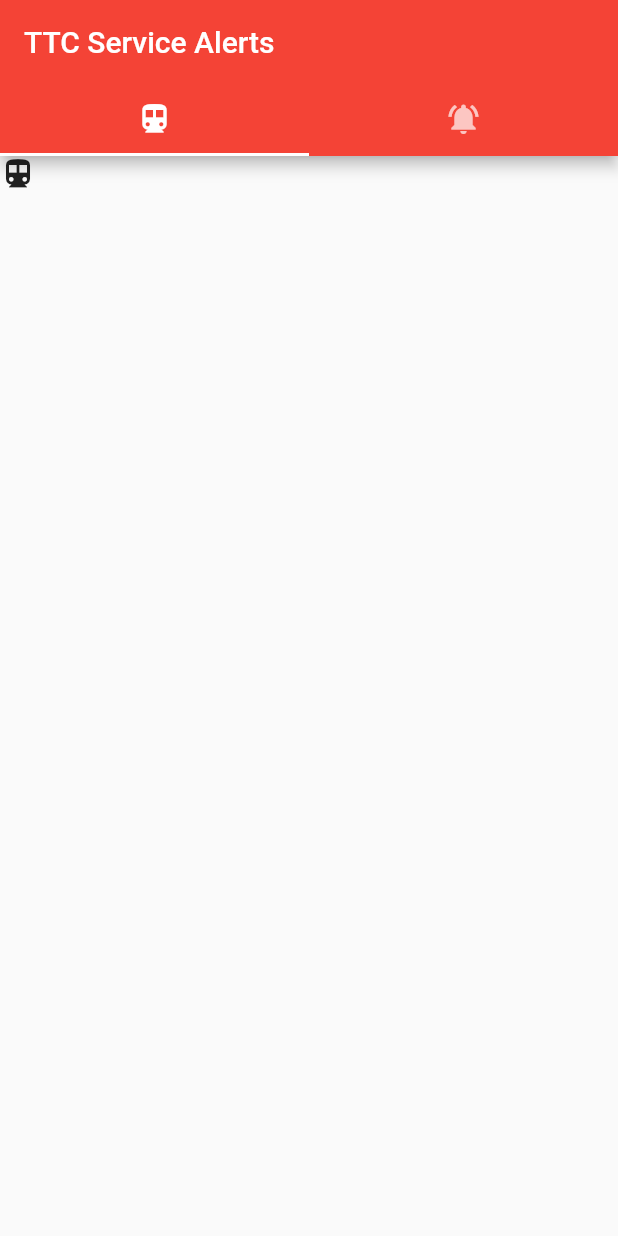
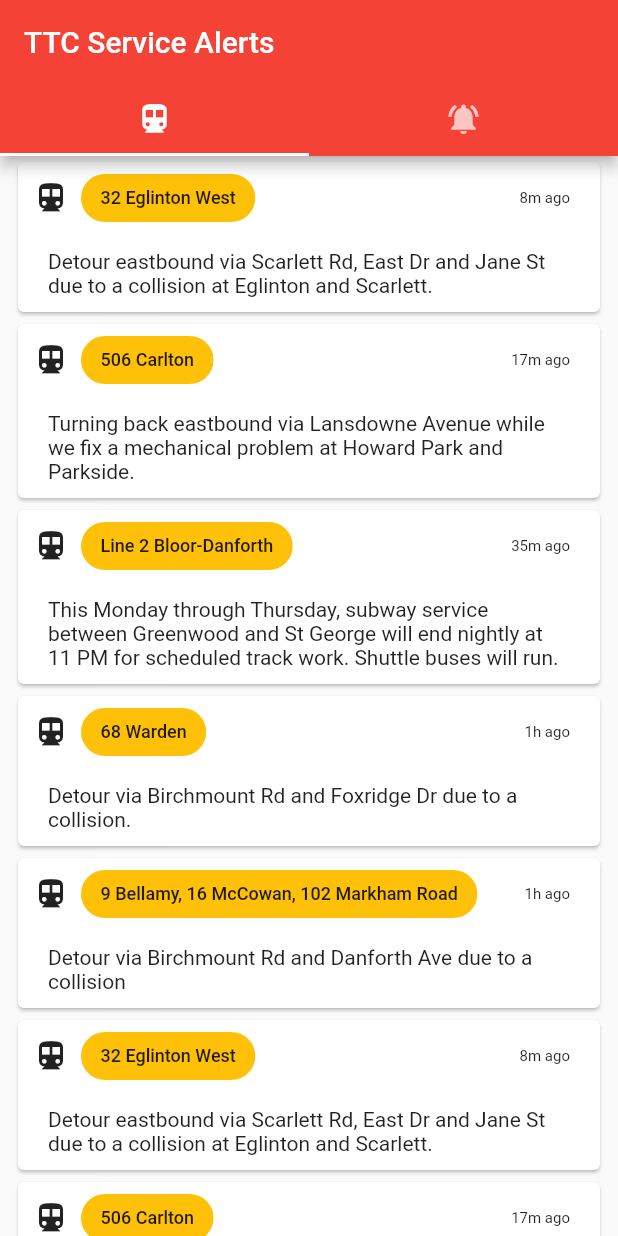
Before and after one commit to stefanuros/TTCServiceAlerts, a Flutter app: the screen it shows after launch, on a phone screen of 412 x 824 dp. Run offline on Flutter 3.47's test engine with Material 2 defaults, Android fonts, the phone set to English and light mode, and no system bars.

Commit message:
SU: Created list view for feed and implemeneted twitter authentication class

```diff
--- /dev/null
+++ b/ttc_service_alerts/lib/classes/Tweet.dart
@@ -0,0 +1,25 @@
+// Class that holds a tweet and all info for it
+
+class Tweet {
+  // The line that is closed
+  String line;
+  // The text of the tweet
+  String text;
+  // The time of the tweet
+  var time;
+  // The id of the tweet
+  String tweetId;
+
+  Tweet(text, this.time, this.tweetId) {
+    // TODO Algo for getting line number and text
+      // ? Deal with cases like these
+      // ? https://twitter.com/TTCnotices/status/1177622943708393472
+
+    this.line = "Line 1";
+    this.text = text;
+  }
+
+  createListItem() {
+
+  }
+}
--- /dev/null
+++ b/ttc_service_alerts/lib/classes/TwitterOauth.dart
@@ -0,0 +1,303 @@
+import 'dart:math';
+import 'dart:convert';
+import 'package:crypto/crypto.dart';
+
+/// This class is used to access the twitter api
+///
+/// The link for the implementation rules can be found here:
+/// https://developer.twitter.com/en/docs/basics/authentication/guides/authorizing-a-request
+class TwitterOauth {
+  // These 7 are the oauth values needed, spelled like they are
+  /// This is the consumer key from twitter
+  var _oauth_consumer_key;
+  /// This is a unique id given to a request that twitter can use to prevent
+  /// the same request from being sent twice. It is automatically generated
+  var _oauth_nonce;
+  /// This is the request signature twitter requires
+  var _oauth_signature;
+  /// This is the signature method twitter requires
+  final _oauth_signature_method = "HMAC-SHA1";
+  /// This is the timestamp of the request. Old requests are disregarded
+  var _oauth_timestamp;
+  /// This is the token from twitter
+  var _oauth_token;
+  /// This is the oauth version twitter requires for a request
+  final _oauth_version = "1.0";
+
+  // These are the api secrets from the twitter developer page
+  /// This is the consumer secret for twitter
+  var _consumerSecret;
+  /// This is the token secret for twitter
+  var _tokenSecret;
+
+  /// This is a table of the bytes that do not need to be replaced when percent
+  /// encoding. Link can be found here
+  /// https://developer.twitter.com/en/docs/basics/authentication/guides/percent-encoding-parameters
+  final _percentEncodeValues = [
+    0x30, // 0
+    0x31, // 1
+    0x32, // 2
+    0x33, // 3
+    0x34, // 4
+    0x35, // 5
+    0x36, // 6
+    0x37, // 7
+    0x38, // 8
+    0x39, // 9
+    0x41, // A
+    0x42, // B
+    0x43, // C
+    0x44, // D
+    0x45, // E
+    0x46, // F
+    0x47, // G
+    0x48, // H
+    0x49, // I
+    0x4A, // J
+    0x4B, // K
+    0x4C, // L
+    0x4D, // M
+    0x4E, // N
+    0x4F, // O
+    0x50, // P
+    0x51, // Q
+    0x52, // R
+    0x53, // S
+    0x54, // T
+    0x55, // U
+    0x56, // V
+    0x57, // W
+    0x58, // X
+    0x59, // Y
+    0x5A, // Z
+    0x61, // a
+    0x62, // b
+    0x63, // c
+    0x64, // d
+    0x65, // e
+    0x66, // f
+    0x67, // g
+    0x68, // h
+    0x69, // i
+    0x6A, // j
+    0x6B, // k
+    0x6C, // l
+    0x6D, // m
+    0x6E, // n
+    0x6F, // o
+    0x70, // p
+    0x71, // q
+    0x72, // r
+    0x73, // s
+    0x74, // t
+    0x75, // u
+    0x76, // v
+    0x77, // w
+    0x78, // x
+    0x79, // y
+    0x7A, // z
+    0x2D, // -
+    0x2E, // .
+    0x5F, // _
+    0x7E, // ~
+  ];
+
+  /// This class is used to access the twitter api
+  ///
+  /// The link for the implementation rules can be found here:
+  /// https://developer.twitter.com/en/docs/basics/authentication/guides/authorizing-a-request
+  ///
+  /// [consumerKey], [consumerSecret], [token], and [tokenSecret] come from the
+  /// link above. They are unique for each app and user. You will need to generate
+  /// your own and pass them in when creating the TwitterOauth object.
+  TwitterOauth({consumerKey, consumerSecret, token, tokenSecret}) {
+    this._oauth_consumer_key = consumerKey;
+    this._oauth_token = token;
+    this._consumerSecret = consumerSecret;
+    this._tokenSecret = tokenSecret;
+  }
+
+  /// This function makes the twitter request based on the options
+  ///
+  /// Accepts a String [method] which is the REST method (GET, POST...) of the
+  /// request being made. The request is made to a String [url] which is the
+  /// base url of the request. Finally there is a map [options] which holds
+  /// all of the options of the request being made.
+  ///
+  /// This is the where the infomartion for this method comes from:
+  /// https://developer.twitter.com/en/docs/basics/authentication/guides/creating-a-signature
+  getTwitterRequest(String method, String url, {Map options}) {
+    if(options == null) options = {};
+
+    // Create the nonce
+    _oauth_nonce = generateNonce();
+    // Get the current timestamp
+    _oauth_timestamp = new DateTime.now().millisecondsSinceEpoch;
+    // Get the signature
+    _oauth_signature = generateSignature(method, url, options);
+
+    // Get the authentication headers
+    var header = getOauthHeader();
+
+    print(header);
+  }
+
+
+  /// Function to get a completed header for authorising a request to twitter
+  getOauthHeader() {
+    var dst = "OAuth ";
+    // Add all the key value pairs to the DST
+    // If there are key/value pairs remaining, append a comma ‘,’ and a space ‘ ‘ to DST.
+    dst += encodeDstKeyValuePair("oauth_consumer_key", _oauth_consumer_key) + ", ";
+    dst += encodeDstKeyValuePair("oauth_nonce", _oauth_nonce) + ", ";
+    dst += encodeDstKeyValuePair("oauth_signature", _oauth_signature) + ", ";
+    dst += encodeDstKeyValuePair("oauth_signature_method", _oauth_signature_method) + ", ";
+    dst += encodeDstKeyValuePair("oauth_timestamp", _oauth_timestamp) + ", ";
+    dst += encodeDstKeyValuePair("oauth_token", _oauth_token) + ", ";
+    dst += encodeDstKeyValuePair("oauth_version", _oauth_version);
+
+    return dst;
+  }
+
+  /// This function takes a key, value pair and applies the proper procedure that
+  /// Twitter outlines.
+  encodeDstKeyValuePair(key, value) {
+    var singleDST = "";
+
+    // Percent encode the key and append it to DST.
+    singleDST += percentEncode(key);
+    // Append the equals character ‘=’ to DST.
+    // Append a double quote ‘”’ to DST.
+    singleDST += "=\"";
+    // Percent encode the value and append it to DST.
+    singleDST += percentEncode(value.toString());
+    // Append a double quote ‘”’ to DST.
+    singleDST += "\"";
+
+    return singleDST;
+  }
+
+
+  /// This function will create a signature for the request
+  // TODO
+  generateSignature(method, url, opt) {
+
+    // The list of key-value pairs that will be added to the paramString once sorted
+    var paramPairs = [];
+    // The param string that will be added to the output
+    var paramString = "";
+
+    // The list of parameters that needs to be in the signature
+    var params = {
+      "oauth_consumer_key": _oauth_consumer_key,
+      "oauth_nonce": _oauth_nonce,
+      "oauth_signature_method": _oauth_signature_method,
+      "oauth_timestamp": _oauth_timestamp,
+      "oauth_token": _oauth_token,
+      "oauth_version": _oauth_version
+    };
+
+    // Join the 2 paramater maps
+    params.addAll(opt);
+
+    // Loop through the parameter map and add each pair to paramPairs
+    params.forEach((k, v) {
+      // For each key/value pair:
+      // Percent encode every key and value that will be signed.
+      // Append the encoded key to the output string.
+      // Append the ‘=’ character to the output string.
+      // Append the encoded value to the output string.
+      paramPairs.add(percentEncode(k) + "=" + percentEncode(v.toString()));
+    });
+
+    // Sort the list of parameters alphabetically [1] by encoded key [2].
+    // Since encoded key is first in the string, it is what it will be sorted by
+    paramPairs.sort();
+
+    // Put all the params together into paramString
+    for(var i = 0; i < paramPairs.length; i++) {
+      // Add the paramPairs to the paramString
+      paramString += paramPairs[i];
+
+      // Choose whether to add the & on the last item or not
+      paramString += ( i < paramPairs.length - 1 ? "&" : "" );
+    }
+
+    // Start creating the output string
+    // Convert the HTTP Method to uppercase and set the output string equal to this value.
+    // Append the ‘&’ character to the output string.
+    var output = method.toUpperCase() + "&";
+    // Percent encode the URL and append it to the output string.
+    // Append the ‘&’ character to the output string.
+    output +=  percentEncode(url) + "&";
+    // Percent encode the parameter string and append it to the output string.
+    output +=  percentEncode(paramString);
+
+    // Now output is the signature base string
+    List<int> signatureBaseString = utf8.encode(output);
+
+    // Get a signing key by combining consumer secret and token secret
+    List<int> signingKey = utf8.encode(_consumerSecret + "&" + _tokenSecret);
+
+    // Create an Hmac object with the signing key
+    var hmacSha256 = new Hmac(sha256, signingKey);
+    // Put the signature base string into the hmac object
+    var digest = hmacSha256.convert(signatureBaseString);
+
+    // Base64 encode the bites returned from the hmac-sha1 operation
+    return base64Url.encode(digest.bytes);
+  }
+
+  /// This function will percent encode [val] accoring to twitters rules
+  /// specified here:
+  /// https://developer.twitter.com/en/docs/basics/authentication/guides/percent-encoding-parameters
+  percentEncode(String val) {
+    // Convert input string to bytes
+    List<int> bytes = utf8.encode(val);
+    // List<int> output = [];
+    String output = "";
+
+    // Loop through each letter in val
+    for(var i = 0; i < bytes.length; i++) {
+      // Get the individual character
+      var char = bytes[i];
+
+      // If the byte is not listed in the table, encode it
+      // Otherwise, add it to the output
+      if(!_percentEncodeValues.contains(char)) {
+        // Add a % to the output
+        output += "%";
+        // convert char to a string representing the hexidecimal of char
+        // Get the specific byte of the string that we want to use
+        // make it uppercase (required by twitter)
+        // Add the string to the output
+        output += char.toRadixString(16)[0].toUpperCase();
+        output += char.toRadixString(16)[1].toUpperCase();
+      }
+      else
+      {
+        // Add the character to the output list of bytes
+        output += val[i];
+      }
+    }
+
+    // Return the fully encoded string
+    return output;
+  }
+
+  /// This function creates a nonce for the request
+  generateNonce() {
+    // This code comes from this tutorial
+    // https://www.scottbrady91.com/Dart/Generating-a-Crypto-Random-String-in-Dart
+    final random = Random.secure();
+
+    // Generate 32 bytes of random data
+    var values = List<int>.generate(32, (i) => random.nextInt(256));
+    // Base64 encode the data
+    var encodedNonce = base64Url.encode(values);
+    // Remove all non-alpha characters
+    var strippedNonce = encodedNonce.replaceAll(new RegExp(r'[^a-zA-Z]'), '');
+
+    return strippedNonce;
+  }
+}
--- /dev/null
+++ b/ttc_service_alerts/lib/components/ListItem.dart
@@ -0,0 +1,82 @@
+import 'package:flutter/material.dart';
+
+class ListItem extends StatelessWidget {
+  // The line in question
+  final String chipText;
+  // The tweet text
+  final String tweetText;
+  // The time of the tweet
+  final dateTime;
+  // The id of the tweet
+  final String tweetId;
+
+  // The icon that will be shown
+  final icon = Icons.info;
+  // The colour of the chip
+  final colour = Colors.red;
+
+  ListItem(this.tweetText, this.chipText, this.dateTime, this.tweetId);
+
+  // @override
+  String toStr() {
+    return "chipText: " + chipText +
+      "tweetText: " + tweetText +
+      "dateTime: " + dateTime +
+      "tweetId: " + tweetId;
+  }
+
+  @override
+  Widget build(BuildContext context) {
+    return Container(
+      // child: Icon(Icons.notifications_active),
+      child: Padding(
+        padding: const EdgeInsets.symmetric(horizontal: 8.0),
+        child: Card(
+          child: Column(
+            children: <Widget>[
+              Padding(
+                padding: EdgeInsets.symmetric(horizontal: 10),
+                child: Row(
+                  children: <Widget>[
+                    Icon(Icons.directions_transit),
+                    Padding(
+                      padding: const EdgeInsets.symmetric(horizontal: 8.0),
+                      child: Chip(
+                        backgroundColor: Colors.amber,
+                        label: Padding(
+                          padding: EdgeInsets.all(1),
+                          child: Text(
+                            chipText,
+                            style: TextStyle(
+                              fontSize: 12
+                            ),
+                          ),
+                        ),
+                      ),
+                    ),
+                    Expanded(
+                      child: Container()
+                    ),
+                    Padding(
+                      padding: EdgeInsets.symmetric(horizontal: 10),
+                      child: Text(
+                        dateTime + " ago",
+                        style: TextStyle(
+                          fontSize: 10
+                        ),
+                      ),
+                    ),
+                  ],
+                ),
+              ),
+              Padding(
+                child: Text(tweetText),
+                padding: EdgeInsets.symmetric(horizontal: 20, vertical: 10),
+              ),
+            ],
+          ),
+        ),
+      ),
+    );
+  }
+}
--- /dev/null
+++ b/ttc_service_alerts/lib/config/config.dart
@@ -0,0 +1,14 @@
+import 'package:flutter/material.dart';
+
+// The list of subway lines and their colours
+var subway = {
+  "Line 1 Younge-University": Colors.yellow,
+  "Line 2 Bloor–Danforth": Colors.green,
+  "Line 3 Scarborough": Colors.blue,
+  "Line 4 Sheppard": Colors.pink[700]
+};
+
+// The list of bus and streetcar lines
+var bus = {
+  "506 Carlton": Colors.red
+};
--- a/ttc_service_alerts/lib/pages/FeedPage.dart
+++ b/ttc_service_alerts/lib/pages/FeedPage.dart
@@ -1,10 +1,71 @@
 import 'package:flutter/material.dart';
+import '../components/ListItem.dart';
+
+import '../config/keys.dart';
+import '../classes/TwitterOauth.dart';
 
 class FeedPage extends StatelessWidget {
+  // The twitter class that will be used for making requests
+  final _twitterOauth = new TwitterOauth(
+    consumerKey: consumerApiKey,
+    consumerSecret: consumerApiSecret,
+    token: accessToken,
+    tokenSecret: accessTokenSecret
+  );
+
+  final tweets = [
+    ListItem("Detour eastbound via Scarlett Rd, East Dr and Jane St due to a collision at Eglinton and Scarlett.", "32 Eglinton West", "8m", "1"),
+    ListItem("Turning back eastbound via Lansdowne Avenue while we fix a mechanical problem at Howard Park and Parkside.", "506 Carlton", "17m", "1"),
+    ListItem("This Monday through Thursday, subway service between Greenwood and St George will end nightly at 11 PM for scheduled track work. Shuttle buses will run.", "Line 2 Bloor-Danforth", "35m", "1"),
+    ListItem("Detour via Birchmount Rd and Foxridge Dr due to a collision.", "68 Warden", "1h", "1"),
+    ListItem("Detour via Birchmount Rd and Danforth Ave due to a collision", "9 Bellamy, 16 McCowan, 102 Markham Road", "1h", "1"),
+    ListItem("Detour eastbound via Scarlett Rd, East Dr and Jane St due to a collision at Eglinton and Scarlett.", "32 Eglinton West", "8m", "1"),
+    ListItem("Turning back eastbound via Lansdowne Avenue while we fix a mechanical problem at Howard Park and Parkside.", "506 Carlton", "17m", "1"),
+    ListItem("This Monday through Thursday, subway service between Greenwood and St George will end nightly at 11 PM for scheduled track work. Shuttle buses will run.", "Line 2 Bloor-Danforth", "35m", "1"),
+    ListItem("Detour via Birchmount Rd and Foxridge Dr due to a collision.", "68 Warden", "1h", "1"),
+    ListItem("Detour via Birchmount Rd and Danforth Ave due to a collision", "9 Bellamy, 16 McCowan, 102 Markham Road", "1h", "1"),
+    ListItem("Detour eastbound via Scarlett Rd, East Dr and Jane St due to a collision at Eglinton and Scarlett.", "32 Eglinton West", "8m", "1"),
+    ListItem("Turning back eastbound via Lansdowne Avenue while we fix a mechanical problem at Howard Park and Parkside.", "506 Carlton", "17m", "1"),
+    ListItem("This Monday through Thursday, subway service between Greenwood and St George will end nightly at 11 PM for scheduled track work. Shuttle buses will run.", "Line 2 Bloor-Danforth", "35m", "1"),
+    ListItem("Detour via Birchmount Rd and Foxridge Dr due to a collision.", "68 Warden", "1h", "1"),
+    ListItem("Detour via Birchmount Rd and Danforth Ave due to a collision", "9 Bellamy, 16 McCowan, 102 Markham Road", "1h", "1"),
+    Icon(Icons.directions_transit),
+    Icon(Icons.subway),
+    Icon(Icons.directions_bus),
+    Icon(Icons.directions_railway),
+    Icon(Icons.info),
+    Icon(Icons.info_outline),
+  ];
+
   @override
   Widget build(BuildContext context) {
-    return Scaffold(
-      body: Icon(Icons.directions_transit),
+    return Container(
+      child: RefreshIndicator(
+        onRefresh: (){
+          print("refreshed");
+
+          var reqOpt = {
+            // "user_id": "19025957",
+            "screen_name": "TTCnotices",
+            "count": 20,
+            "trim_user": true,
+            "exclude_replies": true
+          };
+
+          _twitterOauth.getTwitterRequest(
+            "GET",
+            "https://api.twitter.com/1.1/search/tweets.json",
+            options: reqOpt
+          );
+          // return fetchPost();
+          return Future.delayed(Duration(seconds: 0), () => 'Large Latte');
+        },
+        child: ListView(
+          children: () {
+            return this.tweets;
+          }()
+        ),
+      )
     );
   }
 }
--- a/ttc_service_alerts/lib/pages/SettingsPage.dart
+++ b/ttc_service_alerts/lib/pages/SettingsPage.dart
@@ -3,8 +3,8 @@
 class SettingsPage extends StatelessWidget {
   @override
   Widget build(BuildContext context) {
-    return Scaffold(
-      body: Icon(Icons.notifications_active),
+    return Container(
+      child: Icon(Icons.notifications_active),
     );
   }
 }
--- a/ttc_service_alerts/pubspec.yaml
+++ b/ttc_service_alerts/pubspec.yaml
@@ -19,6 +19,8 @@
 dependencies:
   flutter:
     sdk: flutter
+  http: ^0.12.0+2
+  crypto: ^2.1.3
 
   # The following adds the Cupertino Icons font to your application.
   # Use with the CupertinoIcons class for iOS style icons.
```
Also changed, not shown: ttc_service_alerts/lib/main.dart (line endings or trailing spaces), ttc_service_alerts/pubspec.lock, 1 other file.
